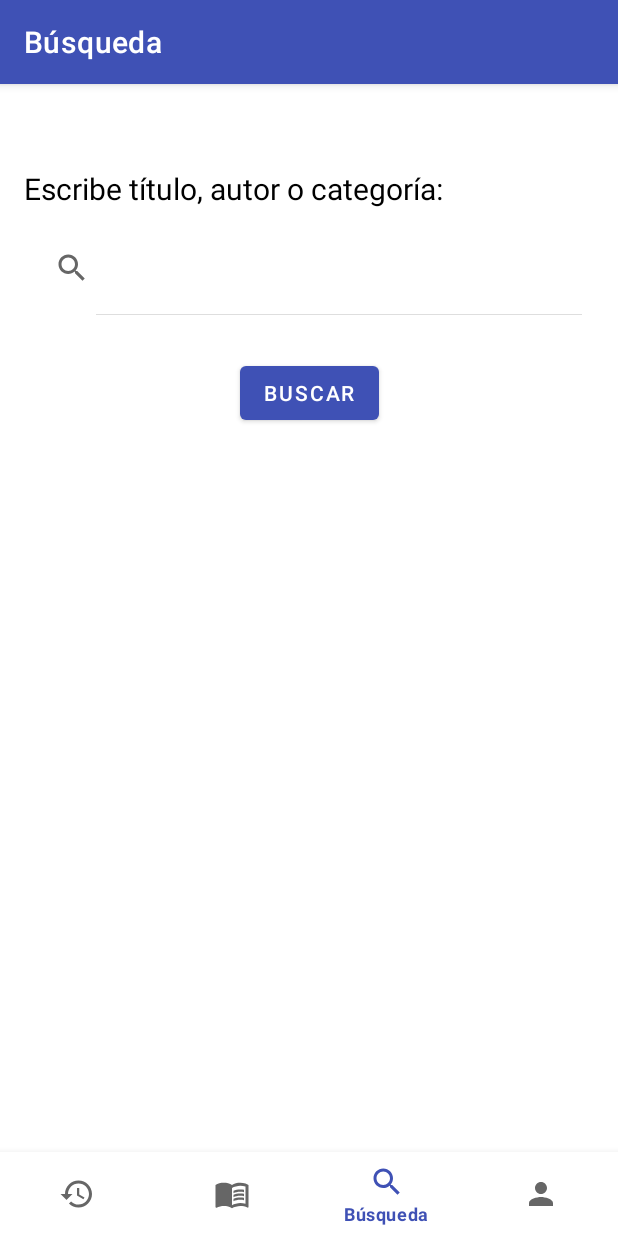
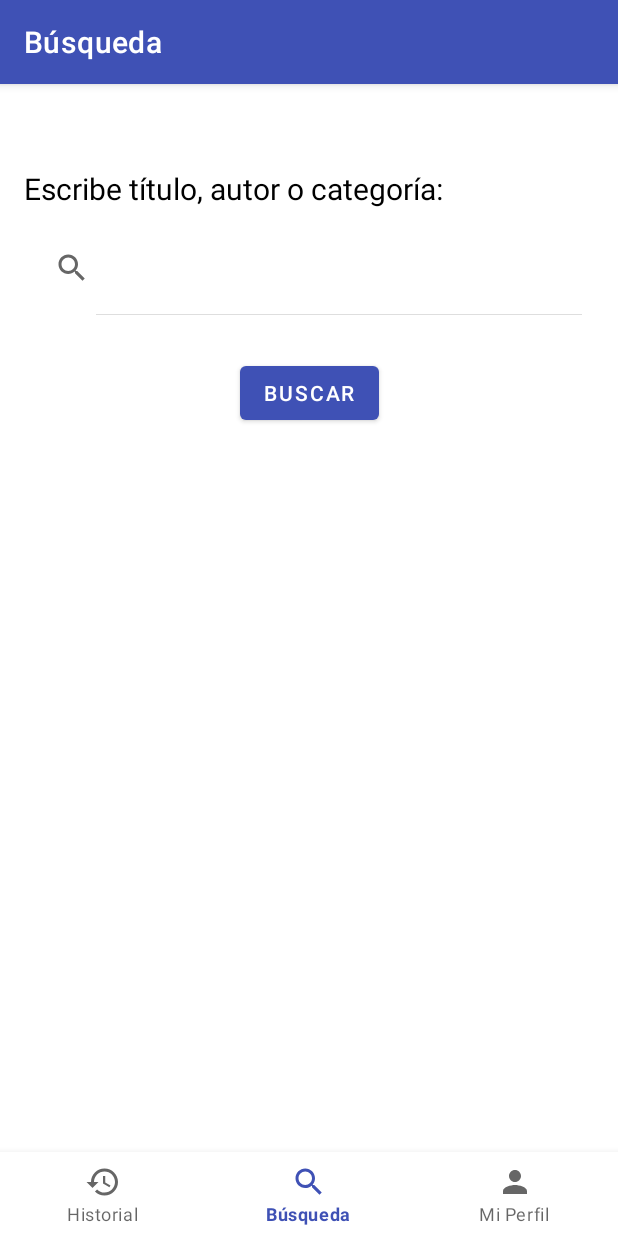
Before and after one commit to Jhonatan-Polar/MovilesA, an Android app: the BottomNavigation screen opened directly, with no data from a screen before it, on a phone screen of 412 x 824 dp. Run offline under Robolectric (Android 15) with nearby library versions, the phone set to English and light mode, and no system bars; our stand-ins replace navigation-ui.

Commit message:
Bottom Navigation

```diff
--- a/app/src/main/java/pe/edu/pucp/proyecto/BottomNavigation.kt
+++ b/app/src/main/java/pe/edu/pucp/proyecto/BottomNavigation.kt
@@ -29,7 +29,7 @@ class BottomNavigation : AppCompatActivity() {
         // menu should be considered as top level destinations.
         val appBarConfiguration = AppBarConfiguration(
             setOf(
-                R.id.navigation_historial, R.id.navigation_recomendados, R.id.navigation_busqueda, R.id.navigation_perfil
+                R.id.navigation_historial, R.id.navigation_busqueda, R.id.navigation_perfil
             )
         )
         setupActionBarWithNavController(navController, appBarConfiguration)
--- a/app/src/main/res/menu/bottom_nav_menu.xml
+++ b/app/src/main/res/menu/bottom_nav_menu.xml
@@ -5,11 +5,6 @@
         android:id="@+id/navigation_historial"
         android:icon="@drawable/ic_baseline_history_24"
         android:title="@string/title_historial" />
-
-    <item
-        android:id="@+id/navigation_recomendados"
-        android:icon="@drawable/ic_baseline_menu_book_24"
-        android:title="@string/title_recomendados" />
 
     <item
         android:id="@+id/navigation_busqueda"
```
